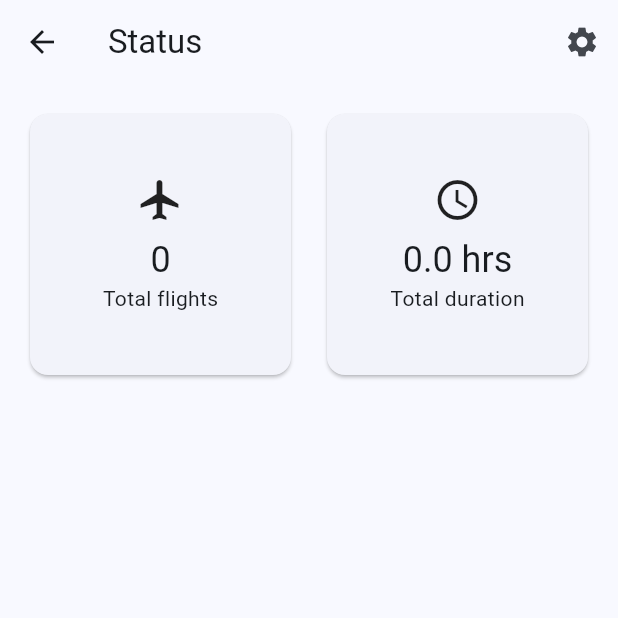
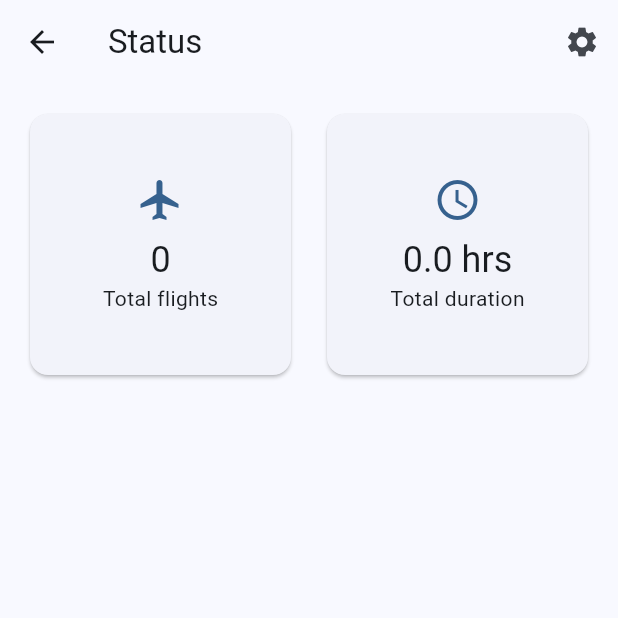
Before and after one commit to Myoxsis/SkyBook, a Flutter app: the StatusScreen screen opened directly with empty values, on a phone screen of 412 x 824 dp, the top half of it. Run offline on Flutter 3.47's test engine with Material 3 defaults, Android fonts, the phone set to English and light mode, and no system bars; our stand-ins replace flutter_map, latlong2, shared_preferences; accounts and stored records are empty.

Commit message:
Fix icon and text visibility in light mode

```diff
--- a/lib/screens/home_screen.dart
+++ b/lib/screens/home_screen.dart
@@ -87,6 +87,9 @@ class _HomeScreenState extends State<HomeScreen> {
       bottomNavigationBar: BottomNavigationBar(
         currentIndex: _selectedIndex,
         onTap: _onItemTapped,
+        selectedItemColor: Theme.of(context).colorScheme.primary,
+        unselectedItemColor:
+            Theme.of(context).colorScheme.onSurfaceVariant,
         items: const [
           BottomNavigationBarItem(icon: Icon(Icons.flight), label: 'Flights'),
           BottomNavigationBarItem(icon: Icon(Icons.map), label: 'Map'),
--- a/lib/screens/status_screen.dart
+++ b/lib/screens/status_screen.dart
@@ -243,16 +243,29 @@ class _StatusTile extends StatelessWidget {
 
   @override
   Widget build(BuildContext context) {
+    final colors = Theme.of(context).colorScheme;
     return Card(
       child: Padding(
         padding: const EdgeInsets.all(16),
         child: Column(
           mainAxisAlignment: MainAxisAlignment.center,
           children: [
-            Icon(icon, size: 32),
+            Icon(icon, size: 32, color: colors.primary),
             const SizedBox(height: 8),
-            Text(value, style: Theme.of(context).textTheme.headlineSmall),
-            Text(label, style: Theme.of(context).textTheme.bodyMedium),
+            Text(
+              value,
+              style: Theme.of(context)
+                  .textTheme
+                  .headlineSmall
+                  ?.copyWith(color: colors.onSurface),
+            ),
+            Text(
+              label,
+              style: Theme.of(context)
+                  .textTheme
+                  .bodyMedium
+                  ?.copyWith(color: colors.onSurface),
+            ),
           ],
         ),
       ),
```
